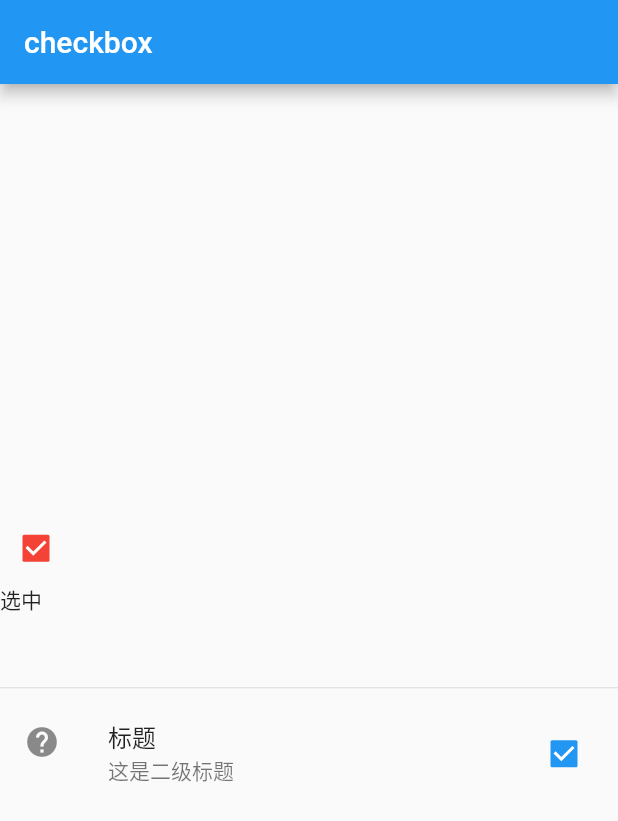
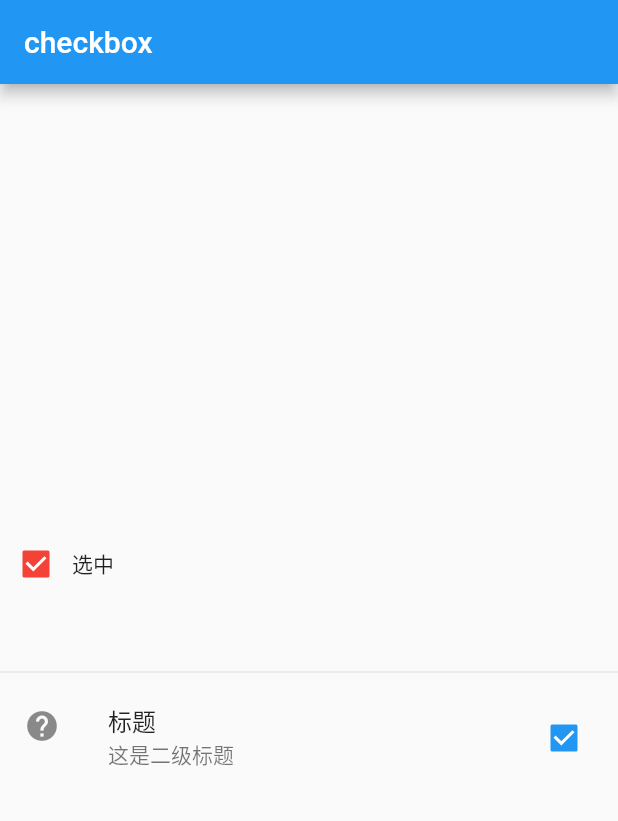
Before and after one commit to yuansirios/Flutter_Learning_Collection, a Flutter app: the Demo screen opened directly, on a phone screen of 412 x 824 dp. Shown: the top 821 px of the screen. Run offline on Flutter 3.47's test engine with Material 2 defaults, Android fonts, the phone set to English and light mode, and no system bars; network calls fail.

Commit message:
学习示例完善

```diff
--- a/lib/day02/learn06.dart
+++ b/lib/day02/learn06.dart
@@ -1,4 +1,4 @@
-//GridView组件 以及动态GridView
+//GridView组件以及动态GridView
 
 import 'package:flutter/material.dart';
 import 'res/listData.dart';
--- a/lib/day03/learn12.dart
+++ b/lib/day03/learn12.dart
@@ -7,7 +7,7 @@ import 'package:flutter/material.dart';
 
 import 'pages/Tabs.dart';
 
-class Learn12 extends StatelessWidget {
+class Demo extends StatelessWidget {
   @override
   Widget build(BuildContext context) {
     return MaterialApp(
--- a/lib/day03/learn13.dart
+++ b/lib/day03/learn13.dart
@@ -7,7 +7,7 @@ import 'package:flutter/material.dart';
 import 'routes/Routes.dart';
 
 //命名路由传值
-class Learn13 extends StatelessWidget {
+class Demo extends StatelessWidget {
 
   @override
   Widget build(BuildContext context) {
--- a/lib/day04/learn14.dart
+++ b/lib/day04/learn14.dart
@@ -6,7 +6,7 @@
 import 'package:flutter/material.dart';
 import 'routes/Routes.dart';
 
-class Learn14 extends StatelessWidget {
+class Demo extends StatelessWidget {
 
   @override
   Widget build(BuildContext context) {
--- a/lib/day04/learn16.dart
+++ b/lib/day04/learn16.dart
@@ -1,10 +1,10 @@
-import 'package:flutter/material.dart';
-import 'package:flutter/widgets.dart';
-import 'pages/Search.dart';
 
 /*
  * Drawer侧边栏、以及侧边栏内容布局
  */
+
+import 'package:flutter/material.dart';
+import 'pages/Search.dart';
 
 class Demo extends StatelessWidget {
   @override
--- a/lib/day05/CheckBox.dart
+++ b/lib/day05/CheckBox.dart
@@ -26,11 +26,9 @@ class _DemoState extends State<Demo> {
                 });
               },
               activeColor: Colors.red,
-            )
+            ),
+            Text(this.flag ? "选中" : "未选中")
           ]),
-          Row(
-            children: <Widget>[Text(this.flag ? "选中" : "未选中")],
-          ),
           SizedBox(height: 40),
           Divider(),
           CheckboxListTile(
```
Also changed, not shown: lib/main.dart (+79 -2 lines), 1 other file.
